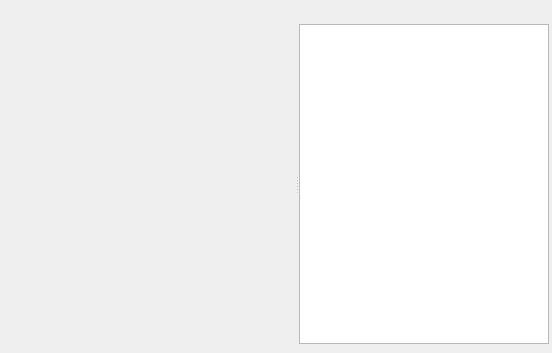
Old version of the form branches/dev_metacontacts/src/plugins/multiuserchat/multiuserchatwindow.ui in the repository vacuum-im/vacuum-im.
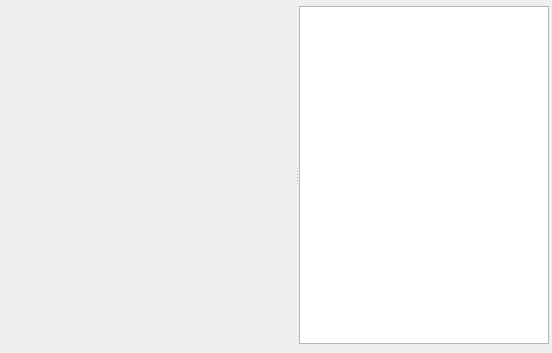
New version of the form.

Diff of the .ui file:
```diff
--- a/branches/dev_metacontacts/src/plugins/multiuserchat/multiuserchatwindow.ui
+++ b/branches/dev_metacontacts/src/plugins/multiuserchat/multiuserchatwindow.ui
@@ -19,45 +19,7 @@
      <number>3</number>
     </property>
     <item>
-     <widget class="QWidget" name="widget" native="true">
-      <property name="sizePolicy">
-       <sizepolicy hsizetype="Ignored" vsizetype="Preferred">
-        <horstretch>0</horstretch>
-        <verstretch>0</verstretch>
-       </sizepolicy>
-      </property>
-      <layout class="QHBoxLayout" name="horizontalLayout_2">
-       <property name="margin">
-        <number>2</number>
-       </property>
-       <item>
-        <widget class="QLabel" name="lblRoom">
-         <property name="sizePolicy">
-          <sizepolicy hsizetype="Expanding" vsizetype="Preferred">
-           <horstretch>0</horstretch>
-           <verstretch>0</verstretch>
-          </sizepolicy>
-         </property>
-         <property name="textFormat">
-          <enum>Qt::RichText</enum>
-         </property>
-         <property name="textInteractionFlags">
-          <set>Qt::LinksAccessibleByKeyboard|Qt::LinksAccessibleByMouse|Qt::TextBrowserInteraction|Qt::TextSelectableByKeyboard|Qt::TextSelectableByMouse</set>
-         </property>
-        </widget>
-       </item>
-       <item>
-        <widget class="QLabel" name="lblAccount">
-         <property name="textFormat">
-          <enum>Qt::PlainText</enum>
-         </property>
-         <property name="textInteractionFlags">
-          <set>Qt::LinksAccessibleByKeyboard|Qt::LinksAccessibleByMouse|Qt::TextBrowserInteraction|Qt::TextSelectableByKeyboard|Qt::TextSelectableByMouse</set>
-         </property>
-        </widget>
-       </item>
-      </layout>
-     </widget>
+     <widget class="QWidget" name="wdtInfo" native="true"/>
     </item>
     <item>
      <widget class="QSplitter" name="sprHSplitter">
```
Left out of the diff: 2 changed lines with no effect on the pictures.
